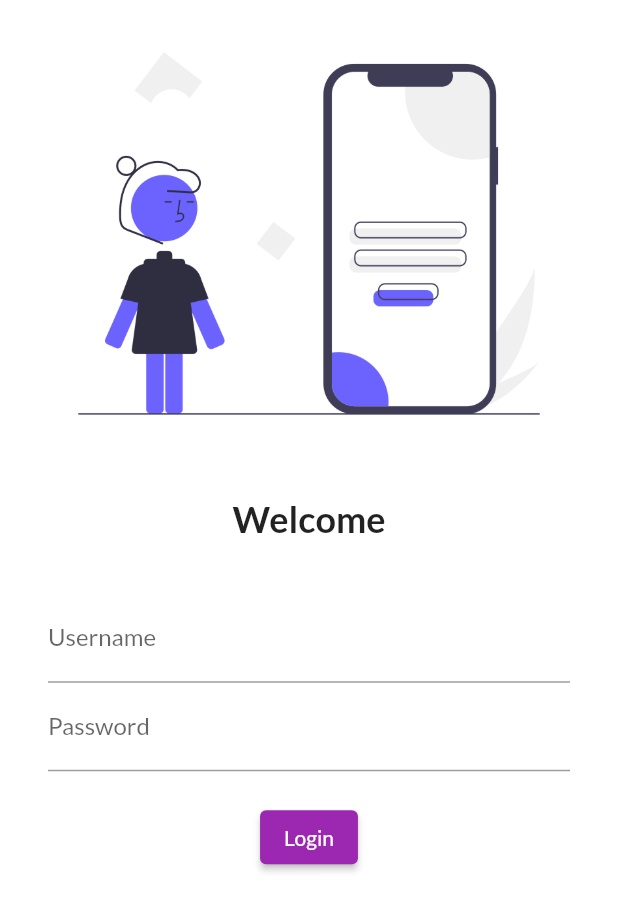
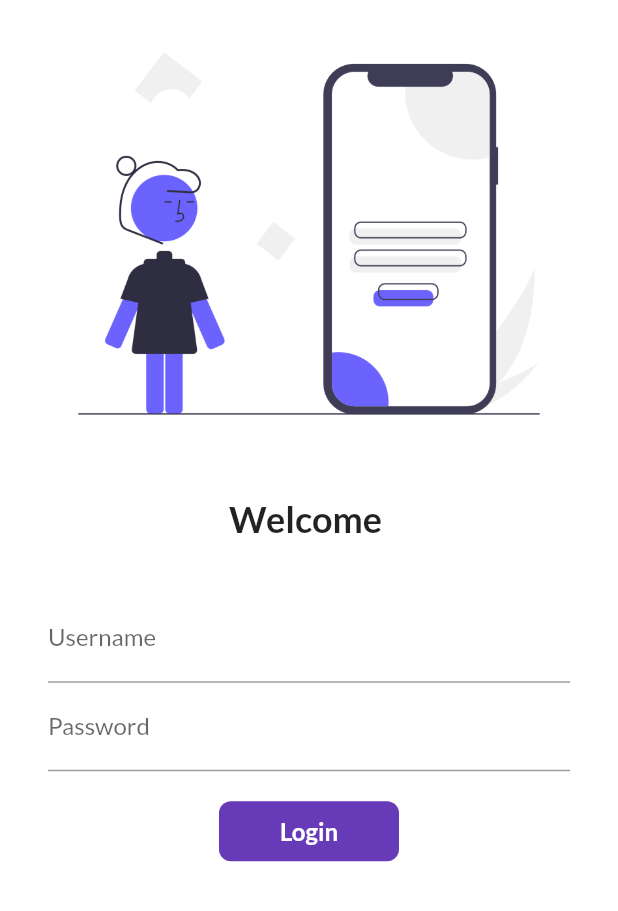
Before and after one commit to Rishabh-alt-hash/30DaysOfFlutter, a Flutter app: the screen it shows after launch, on a phone screen of 412 x 824 dp. Shown: the top 911 px of the screen. Run offline on Flutter 3.47's test engine with Material 2 defaults, Android fonts, the phone set to English and light mode, and no system bars; our stand-ins replace google_fonts.

Commit message:
day 6 completed

```diff
--- a/lib/pages/home_page.dart
+++ b/lib/home_page.dart
@@ -16,8 +16,7 @@ class HomePage extends StatelessWidget {
           child: Text("Welcome to $days days of flutter by $name"),
         ),
       ),
+      drawer: Drawer(),
     );
-    drawer:
-    Drawer();
   }
 }
--- /dev/null
+++ b/lib/login_page.dart
@@ -0,0 +1,109 @@
+import 'package:flutter/material.dart';
+import 'package:flutter_application_1/utils/routes.dart';
+
+class LoginPage extends StatefulWidget {
+  const LoginPage({Key? key}) : super(key: key);
+
+  @override
+  State<LoginPage> createState() => _LoginPageState();
+}
+
+class _LoginPageState extends State<LoginPage> {
+  String name = "";
+  bool changeButton = false;
+
+  @override
+  Widget build(BuildContext context) {
+    return Material(
+        color: Colors.white,
+        child: SingleChildScrollView(
+          child: Column(
+            children: [
+              Image.asset(
+                "assets/images/login_image.png",
+                fit: BoxFit.cover,
+              ),
+              SizedBox(
+                height: 20.0,
+              ),
+              Text(
+                "Welcome $name",
+                style: TextStyle(
+                  fontSize: 24,
+                  fontWeight: FontWeight.bold,
+                ),
+              ),
+              SizedBox(
+                height: 20.0,
+              ),
+              Padding(
+                padding: const EdgeInsets.symmetric(
+                    vertical: 16.0, horizontal: 32.0),
+                child: Column(
+                  children: [
+                    TextFormField(
+                      decoration: InputDecoration(
+                        hintText: "Enter Username",
+                        labelText: "Username",
+                      ),
+                      onChanged: (value) {
+                        name = value;
+                        setState(() {});
+                      },
+                    ),
+                    TextFormField(
+                      obscureText: true,
+                      decoration: InputDecoration(
+                        hintText: "Enter Password",
+                        labelText: "Password",
+                      ),
+                    ),
+                    SizedBox(
+                      height: 20.0,
+                    ),
+
+                    InkWell(
+                      onTap: () async {
+                        setState(() {
+                          changeButton = true;
+                        });
+                        await Future.delayed(Duration(seconds: 1));
+                        Navigator.pushNamed(context, MyRoutes.homeRoute);
+                      },
+                      child: AnimatedContainer(
+                        duration: Duration(seconds: 1),
+                        width: changeButton ? 50 : 120,
+                        height: 40,
+                        alignment: Alignment.center,
+                        child: changeButton
+                            ? Icon(Icons.done, color: Colors.white)
+                            : Text(
+                                "Login",
+                                style: TextStyle(
+                                    color: Colors.white,
+                                    fontWeight: FontWeight.bold,
+                                    fontSize: 16),
+                              ),
+                        decoration: BoxDecoration(
+                            color: Colors.deepPurple,
+                            // shape: changeButton?BoxShape.circle : BoxShape.rectangle,
+                            borderRadius:
+                                BorderRadius.circular(changeButton ? 20 : 8)),
+                      ),
+                    ),
+
+                    //   ElevatedButton(
+                    //   child: Text("Login"),
+                    // style: TextButton.styleFrom(minimumSize: Size(130, 40)),
+                    //onPressed: () {
+                    // Navigator.pushNamed(context, MyRoutes.homeRoute);
+                    //},
+                    //),
+                  ],
+                ),
+              )
+            ],
+          ),
+        ));
+  }
+}
--- a/lib/main.dart
+++ b/lib/main.dart
@@ -1,8 +1,9 @@
 import "package:flutter/material.dart";
-import 'package:flutter_application_1/pages/login_page.dart';
+import 'package:flutter_application_1/login_page.dart';
+import 'package:flutter_application_1/utils/routes.dart';
 import 'package:google_fonts/google_fonts.dart';
 
-import 'pages/home_page.dart';
+import 'home_page.dart';
 
 void main() {
   runApp(MyApp());
@@ -22,9 +23,8 @@ class MyApp extends StatelessWidget {
         darkTheme: ThemeData(brightness: Brightness.dark),
         routes: {
           "/": (context) => LoginPage(),
-        "/home": (context) => HomePage(),
-        "/login": (context) => LoginPage()
-      },
-    );
+          MyRoutes.homeRoute: (context) => HomePage(),
+          MyRoutes.loginRoute: (context) => LoginPage(),
+        });
   }
 }
--- a/lib/pages/login_page.dart
+++ /dev/null
@@ -1,63 +0,0 @@
-import 'package:flutter/material.dart';
-
-class LoginPage extends StatelessWidget {
-  const LoginPage({Key? key}) : super(key: key);
-
-  @override
-  Widget build(BuildContext context) {
-    return Material(
-        color: Colors.white,
-        child: Column(
-          children: [
-            Image.asset(
-              "assets/images/login_image.png",
-              fit: BoxFit.cover,
-            ),
-            SizedBox(
-              height: 20.0,
-            ),
-            Text(
-              "Welcome",
-              style: TextStyle(
-                fontSize: 24,
-                fontWeight: FontWeight.bold,
-              ),
-            ),
-            SizedBox(
-              height: 20.0,
-            ),
-            Padding(
-              padding:
-                  const EdgeInsets.symmetric(vertical: 16.0, horizontal: 32.0),
-              child: Column(
-                children: [
-                  TextFormField(
-                    decoration: InputDecoration(
-                      hintText: "Enter Username",
-                      labelText: "Username",
-                    ),
-                  ),
-                  TextFormField(
-                    obscureText: true,
-                    decoration: InputDecoration(
-                      hintText: "Enter Password",
-                      labelText: "Password",
-                    ),
-                  ),
-                  SizedBox(
-                    height: 20.0,
-                  ),
-                  ElevatedButton(
-                    child: Text("Login"),
-                    style: TextButton.styleFrom(),
-                    onPressed: () {
-                      print("Hi User");
-                    },
-                  ),
-                ],
-              ),
-            )
-          ],
-        ));
-  }
-}
--- /dev/null
+++ b/lib/utils/routes.dart
@@ -0,0 +1,4 @@
+class MyRoutes {
+  static String loginRoute = "/login";
+  static String homeRoute = "/home";
+}
```
Lines whose indentation alone changed are shown as unchanged.
